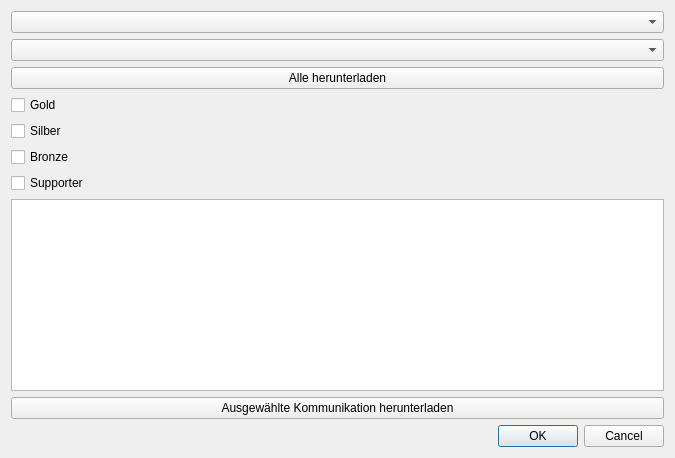
green-lion-racing/glr-database, file displaytables.ui: the form before one commit.
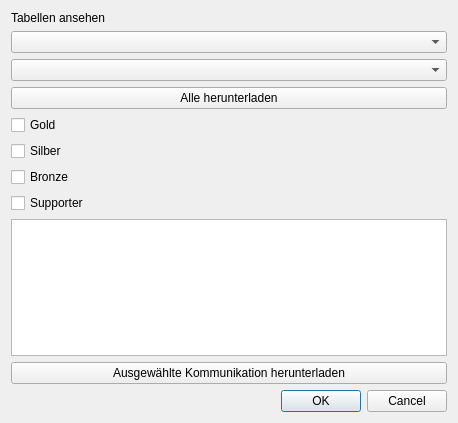
The form after the commit.

The edit to the form file:
```diff
--- a/displaytables.ui
+++ b/displaytables.ui
@@ -6,8 +6,8 @@
    <rect>
     <x>0</x>
     <y>0</y>
-    <width>675</width>
-    <height>458</height>
+    <width>458</width>
+    <height>423</height>
    </rect>
   </property>
   <property name="windowTitle">
@@ -16,6 +16,13 @@
   <layout class="QVBoxLayout" name="verticalLayout_2">
    <item>
     <layout class="QVBoxLayout" name="verticalLayout">
+     <item>
+      <widget class="QLabel" name="l_dialogTitle">
+       <property name="text">
+        <string>Tabellen ansehen</string>
+       </property>
+      </widget>
+     </item>
      <item>
       <widget class="QComboBox" name="cb_table"/>
      </item>
```
